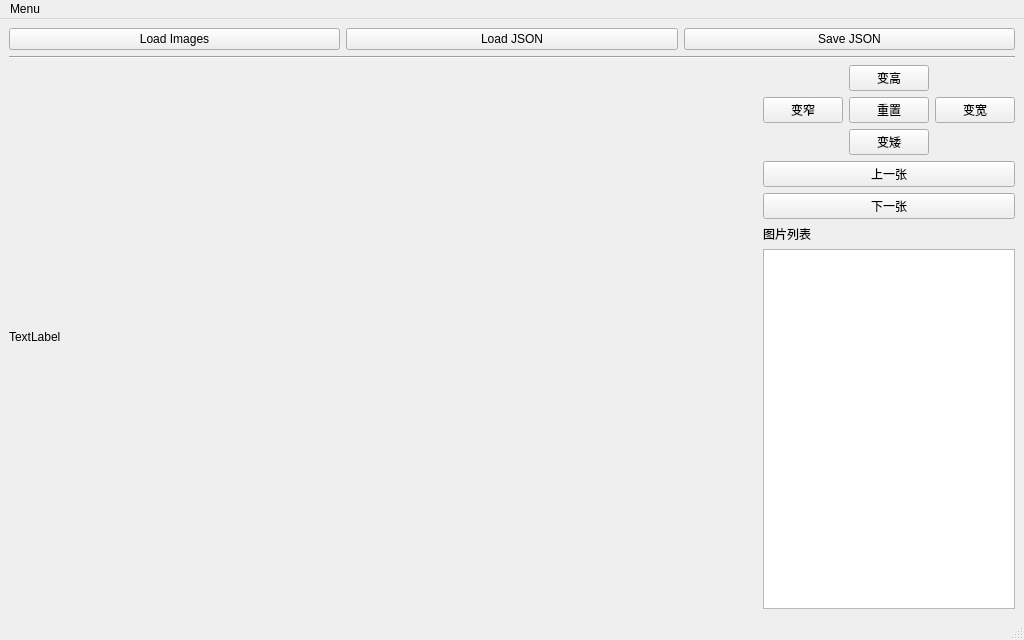
zylo117/FuckLabel, file ui.ui: the form before one commit.
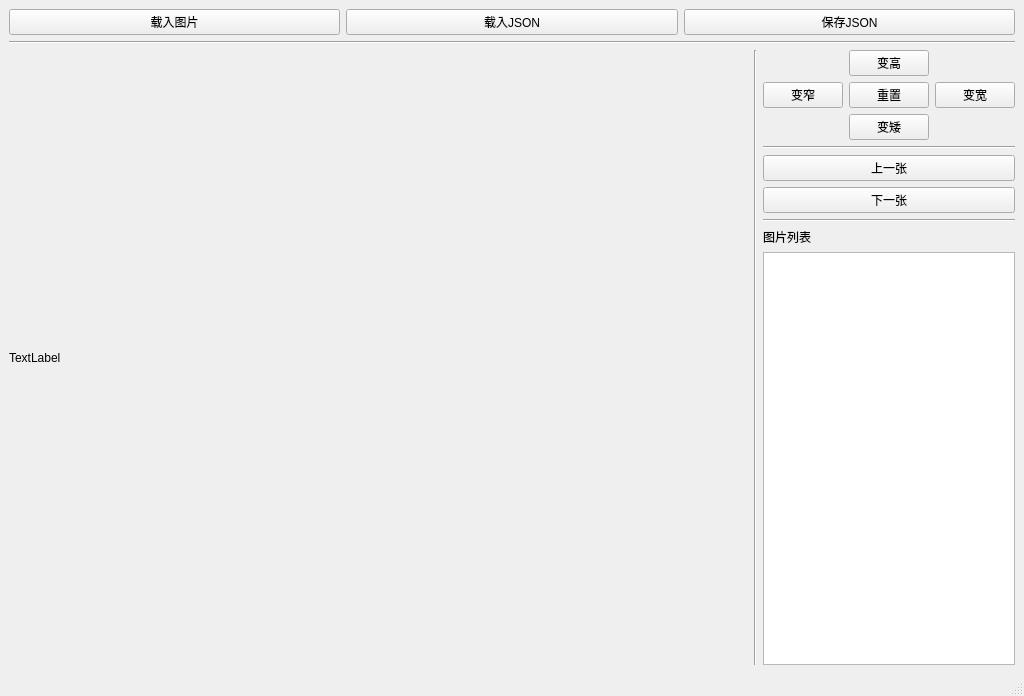
The form after the commit.

Patch:
```diff
--- a/ui.ui
+++ b/ui.ui
@@ -7,7 +7,7 @@
     <x>0</x>
     <y>0</y>
     <width>1024</width>
-    <height>640</height>
+    <height>696</height>
    </rect>
   </property>
   <property name="windowTitle">
@@ -16,18 +16,49 @@
   <widget class="QWidget" name="centralwidget">
    <layout class="QGridLayout" name="gridLayout_2" rowstretch="1,0,9">
     <item row="2" column="0">
-     <layout class="QHBoxLayout" name="horizontalLayout" stretch="8,2">
+     <layout class="QHBoxLayout" name="horizontalLayout" stretch="8,0,2">
       <item>
        <widget class="QLabel" name="pic">
+        <property name="sizePolicy">
+         <sizepolicy hsizetype="Expanding" vsizetype="Expanding">
+          <horstretch>0</horstretch>
+          <verstretch>0</verstretch>
+         </sizepolicy>
+        </property>
+        <property name="minimumSize">
+         <size>
+          <width>600</width>
+          <height>600</height>
+         </size>
+        </property>
+        <property name="cursor">
+         <cursorShape>CrossCursor</cursorShape>
+        </property>
+        <property name="mouseTracking">
+         <bool>true</bool>
+        </property>
+        <property name="autoFillBackground">
+         <bool>true</bool>
+        </property>
         <property name="text">
          <string>TextLabel</string>
         </property>
+        <property name="scaledContents">
+         <bool>true</bool>
+        </property>
+       </widget>
+      </item>
+      <item>
+       <widget class="Line" name="line_4">
+        <property name="orientation">
+         <enum>Qt::Vertical</enum>
+        </property>
        </widget>
       </item>
       <item>
        <layout class="QHBoxLayout" name="horizontalLayout_2">
         <item>
-         <layout class="QVBoxLayout" name="verticalLayout" stretch="4,1,1,0,3">
+         <layout class="QVBoxLayout" name="verticalLayout" stretch="4,0,1,1,0,0,3">
           <item>
            <layout class="QGridLayout" name="gridLayout_3">
             <item row="1" column="0">
@@ -67,6 +98,13 @@
             </item>
            </layout>
           </item>
+          <item>
+           <widget class="Line" name="line_2">
+            <property name="orientation">
+             <enum>Qt::Horizontal</enum>
+            </property>
+           </widget>
+          </item>
           <item>
            <widget class="QPushButton" name="previous">
             <property name="text">
@@ -81,6 +119,13 @@
             </property>
            </widget>
           </item>
+          <item>
+           <widget class="Line" name="line_3">
+            <property name="orientation">
+             <enum>Qt::Horizontal</enum>
+            </property>
+           </widget>
+          </item>
           <item>
            <widget class="QLabel" name="label_2">
             <property name="text">
@@ -102,21 +147,21 @@
       <item row="0" column="2">
        <widget class="QPushButton" name="loadJSON">
         <property name="text">
-         <string>Save JSON</string>
+         <string>保存JSON</string>
         </property>
        </widget>
       </item>
       <item row="0" column="0">
        <widget class="QPushButton" name="loadImg">
         <property name="text">
-         <string>Load Images</string>
+         <string>载入图片</string>
         </property>
        </widget>
       </item>
       <item row="0" column="1">
        <widget class="QPushButton" name="saveJSON">
         <property name="text">
-         <string>Load JSON</string>
+         <string>载入JSON</string>
         </property>
        </widget>
       </item>
@@ -131,26 +176,6 @@
     </item>
    </layout>
   </widget>
-  <widget class="QMenuBar" name="menubar">
-   <property name="geometry">
-    <rect>
-     <x>0</x>
-     <y>0</y>
-     <width>1024</width>
-     <height>26</height>
-    </rect>
-   </property>
-   <widget class="QMenu" name="menuLoad">
-    <property name="title">
-     <string>Menu</string>
-    </property>
-    <addaction name="actionLoad_Images"/>
-    <addaction name="separator"/>
-    <addaction name="actionLoad_JSON"/>
-    <addaction name="actionSave_JSON"/>
-   </widget>
-   <addaction name="menuLoad"/>
-  </widget>
   <widget class="QStatusBar" name="statusbar"/>
   <action name="actionLoad_Images">
    <property name="text">
```
